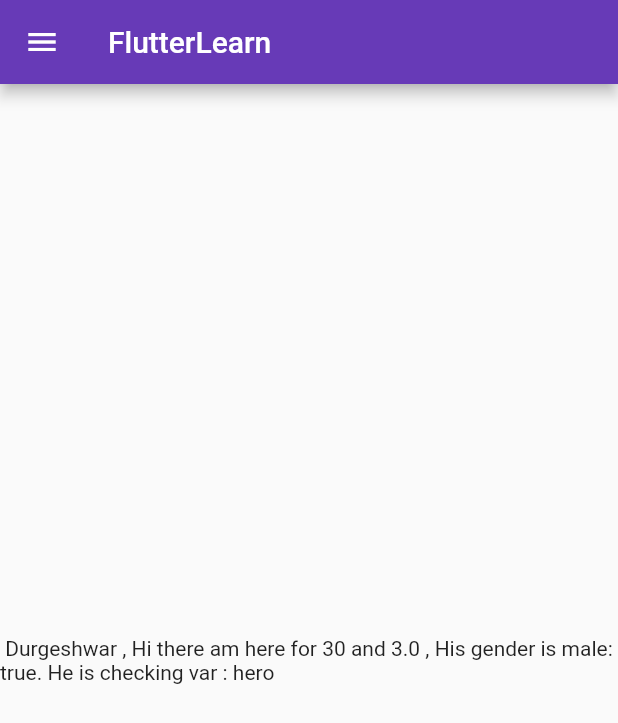
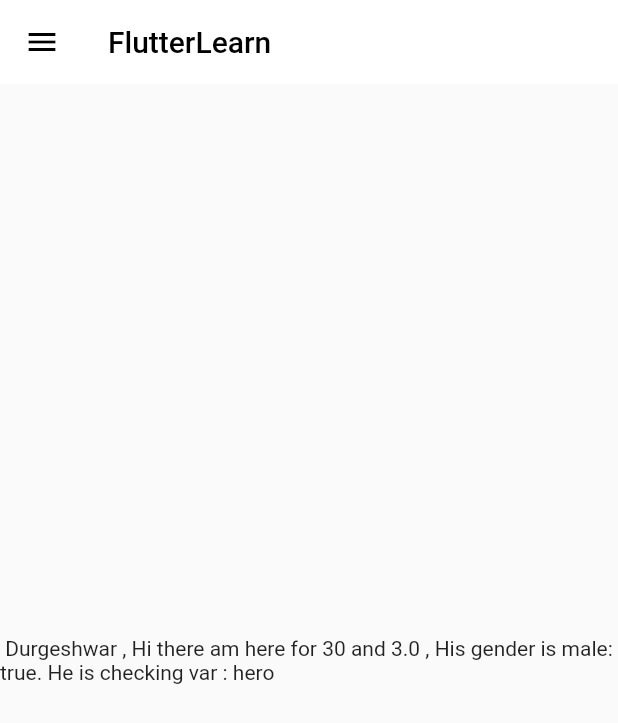
Before and after one commit to dksahani2002/FlutterLearning, a Flutter app: the HomePage screen opened by its route, on a phone screen of 412 x 824 dp. Shown: the top 723 px of the screen. Run offline on Flutter 3.47's test engine with Material 2 defaults, Android fonts, the phone set to English and light mode, and no system bars.

Commit message:
themeChanged

```diff
--- a/lib/main.dart
+++ b/lib/main.dart
@@ -3,6 +3,7 @@ import 'package:learningapp/pages/home_page.dart';
 import 'pages/home_page.dart';
 import 'pages/login_page.dart';
 import '../utils/routes.dart';
+import 'widgets/themes.dart';
 
 void main() {
   runApp(MyApp());
@@ -15,13 +16,8 @@ class MyApp extends StatelessWidget {
     return MaterialApp(
       // home: HomePage(),
       themeMode: ThemeMode.light,
-      theme: ThemeData(
-        primarySwatch: Colors.deepPurple,
-      ),
-      darkTheme: ThemeData(
-        brightness: Brightness.dark,
-      ),
-      // initialRoute: "/",
+      theme: MyTheme.LightTheme(context),
+      darkTheme: MyTheme.darkTheme(context),
       routes: {
         "/": (context) => LoginPage(),
         MyRoutes.homeRoute: (context) => HomePage(),
--- a/lib/pages/home_page.dart
+++ b/lib/pages/home_page.dart
@@ -10,7 +10,10 @@ class HomePage extends StatelessWidget {
   Widget build(BuildContext context) {
     return Scaffold(
       appBar: AppBar(
-          title: Text("FlutterLearn"), //app name
+        title: Text(
+          "FlutterLearn",
+          style: TextStyle(color: Colors.black),
+        ), //app name
       ),
       body: Center(
         child: Container(
@@ -18,9 +21,7 @@ class HomePage extends StatelessWidget {
               " $s , Hi there am here for $days and $count , His gender is male: $genderMale. He is checking var : $day"),
         ),
       ),
-        drawer: MyDrawer(
-
-        ),
+      drawer: MyDrawer(),
     );
   }
 }
--- /dev/null
+++ b/lib/widgets/themes.dart
@@ -0,0 +1,18 @@
+import 'package:flutter/material.dart';
+
+import 'package:flutter/material.dart';
+
+class MyTheme {
+  static ThemeData LightTheme(BuildContext context) => ThemeData(
+        primarySwatch: Colors.deepPurple,
+        appBarTheme: AppBarTheme(
+          color: Colors.white,
+          elevation: 0.0,
+          iconTheme: IconThemeData(color: Colors.black),
+          textTheme: Theme.of(context).textTheme,
+        ),
+      );
+       static ThemeData darkTheme(BuildContext context) => ThemeData(
+         brightness: Brightness.dark,
+      );
+}
```
Lines whose indentation alone changed are shown as unchanged.
